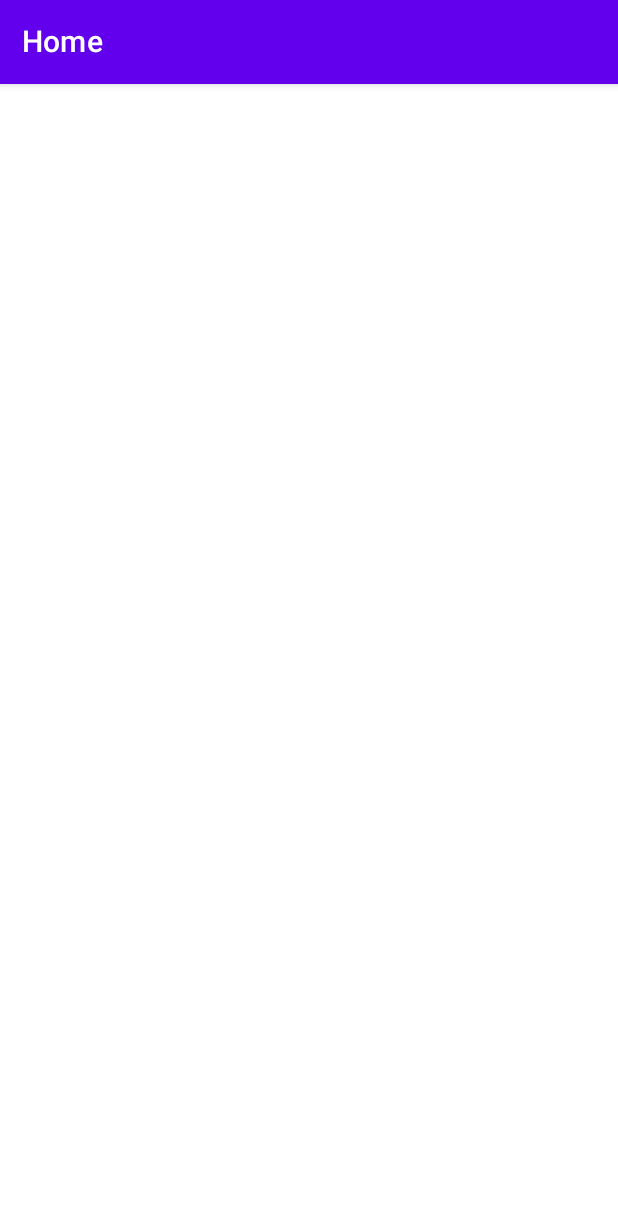
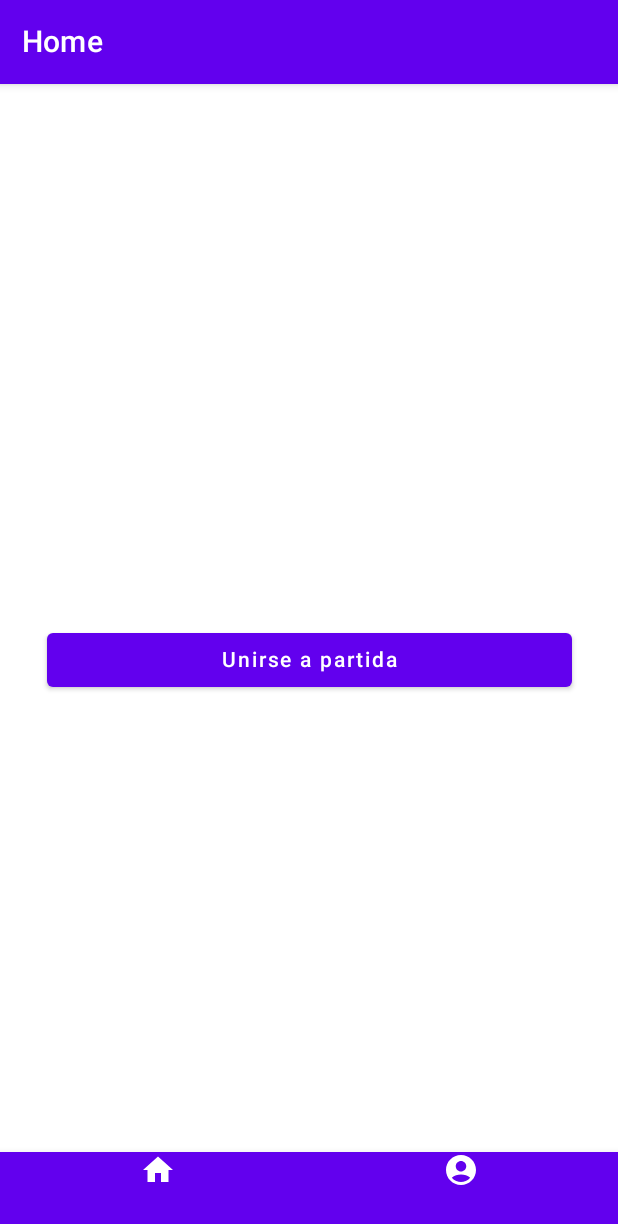
Before and after one commit to gabo4466/Gincana, an Android app built with Jetpack Compose: the HomeScreen screen opened through its navigation route, on a phone screen of 412 x 824 dp. Shown: the top 1224 px of the screen. Run offline under Robolectric (Android 15) with nearby library versions, the phone set to English and light mode, and no system bars.

Commit message:
BottomBar

```diff
--- /dev/null
+++ b/app/src/main/java/com/gincana/common/composables/BottomBar.kt
@@ -0,0 +1,107 @@
+package com.gincana.common.composables
+
+import androidx.compose.foundation.layout.Row
+import androidx.compose.foundation.layout.height
+import androidx.compose.foundation.layout.size
+import androidx.compose.foundation.shape.CircleShape
+import androidx.compose.material.*
+import androidx.compose.material.icons.Icons
+import androidx.compose.material.icons.filled.*
+import androidx.compose.runtime.Composable
+import androidx.compose.runtime.getValue
+import androidx.compose.ui.graphics.Color
+import androidx.compose.ui.graphics.vector.ImageVector
+import androidx.compose.ui.unit.dp
+import androidx.navigation.NavController
+import androidx.navigation.NavDestination.Companion.hierarchy
+import androidx.navigation.NavGraph.Companion.findStartDestination
+import androidx.navigation.NavHostController
+import androidx.navigation.compose.NavHost
+import androidx.navigation.compose.composable
+import androidx.navigation.compose.currentBackStackEntryAsState
+import androidx.navigation.compose.rememberNavController
+import com.gincana.navigation.AppScreens
+import java.lang.reflect.Modifier
+
+
+
+
+
+/*
+@Composable
+fun BottomBarWithFabDem() {
+    val navController = rememberNavController()
+    Scaffold(
+        bottomBar = {
+            BottomNav(navController)
+        },
+        floatingActionButtonPosition = FabPosition.Center,
+        isFloatingActionButtonDocked = true,
+        floatingActionButton = {
+            FloatingActionButton(
+                shape = CircleShape,
+                onClick = {
+                },
+                contentColor = Color.White
+            ) {
+                Icon(imageVector = Icons.Filled.Add, contentDescription = "Add icon")
+            }
+        }
+    ) {
+
+    }
+}
+
+*/
+
+
+@Composable
+fun BottomNav(navController: NavController) {
+    val navBackStackEntry by navController.currentBackStackEntryAsState()
+    val currentRoute = navBackStackEntry?.destination
+    val items = listOf(
+        AppScreens.HomeScreen,
+        AppScreens.FirstScreen
+
+
+    )
+    BottomAppBar(cutoutShape = CircleShape) {
+        Row() {
+            items.forEachIndexed { index, it ->
+                //if (index != 2) {
+                    // Main item
+                    BottomNavigationItem(
+                        icon = {
+                            it.icon?.let {
+                                Icon(
+                                    imageVector = it,
+                                    contentDescription = "",
+                                   // modifier = Modifier.size(35.dp),
+                                    tint = Color.White
+
+                                )
+                            }
+                        },
+                        label = {
+                            "Hola"
+                        },
+                        selected = currentRoute?.hierarchy?.any { it.route == it.route } == true,
+                       // selectedContentColor = Color(R.color.purple_700),
+                        unselectedContentColor = Color.White.copy(alpha = 0.4f),
+                        onClick = {navController.navigate(it.route)}
+                    )
+                //} else {
+                    // placeholder for center fab
+                   /* BottomNavigationItem(
+                        icon = {},
+                        label = { },
+                        selected = false,
+                        onClick = { },
+                        enabled = false
+                    )*/
+                //}
+            }
+        }
+
+    }
+}
--- a/app/src/main/java/com/gincana/common/composables/Inputs.kt
+++ b/app/src/main/java/com/gincana/common/composables/Inputs.kt
@@ -70,7 +70,7 @@ fun InputLabel(text:String,imageVector: ImageVector){
         Icon(
             imageVector = imageVector,
             contentDescription = "Arrow Back")
-        Spacer(modifier = Modifier.width(5.dp))
+        Spacer(modifier = Modifier.width(8.dp))
 
         Text(text = text)
     }
--- a/app/src/main/java/com/gincana/navigation/AppNavigation.kt
+++ b/app/src/main/java/com/gincana/navigation/AppNavigation.kt
@@ -14,7 +14,7 @@ import com.gincana.screens.HomeScreen
 @Composable
 fun AppNavigation(){
     val navController = rememberNavController()
-    NavHost(navController = navController , startDestination = AppScreens.FirstScreen.route){
+    NavHost(navController = navController , startDestination = AppScreens.FirstScreen.route ){
         composable(route= AppScreens.FirstScreen.route){
             AuthScreen(navController)
         }
--- a/app/src/main/java/com/gincana/screens/HomeActivity.kt
+++ b/app/src/main/java/com/gincana/screens/HomeActivity.kt
@@ -1,49 +1,88 @@
 package com.gincana.screens
 
-import androidx.compose.foundation.layout.fillMaxSize
-import androidx.compose.foundation.layout.fillMaxWidth
-import androidx.compose.foundation.layout.padding
+import androidx.compose.foundation.layout.*
 import androidx.compose.material.*
+import androidx.compose.material.icons.Icons
+import androidx.compose.material.icons.filled.Person
 import androidx.compose.runtime.Composable
+import androidx.compose.ui.Alignment
 import androidx.compose.ui.Modifier
+import androidx.compose.ui.graphics.Color
+import androidx.compose.ui.layout.VerticalAlignmentLine
 import androidx.compose.ui.text.style.TextAlign
 import androidx.compose.ui.tooling.preview.Preview
 import androidx.compose.ui.unit.dp
+import androidx.compose.ui.unit.sp
 import androidx.navigation.NavController
 import androidx.navigation.compose.ComposeNavigator
 import androidx.navigation.compose.rememberNavController
+import com.gincana.common.composables.BottomNav
+import com.gincana.common.composables.Title
 import com.gincana.ui.theme.GincanaTheme
 
 
 
 @Composable
 fun HomeScreen(navController: NavController){
-    Scaffold(modifier = Modifier.fillMaxSize()) {
-        MainTitle(title = "Home")
+    Scaffold(topBar = { Title(title = "Home", navController =navController,false ) },bottomBar= { BottomNav(
+        navController =navController
+    ) }, modifier = Modifier.fillMaxSize()) {
 
+        BodyHome(navController)
     }
 
 }
 
 @Composable
-fun MainTitle(title: String){
-    TopAppBar(modifier = Modifier.fillMaxWidth()) {
+fun BottomBar(){
+    BottomAppBar( ) {
+
+        BottomNavigationItem(
+            icon = { Icon(Icons.Default.Person, contentDescription = "item.title") },
+            label = { Text(text = "item.title",
+                fontSize = 9.sp) },
+            selectedContentColor = Color.Black,
+            unselectedContentColor = Color.Black.copy(0.4f),
+            alwaysShowLabel = true,
+            selected = true,
+            onClick = {}
+        )
+
+    }
+}
+
+@Composable
+fun BodyHome(navController: NavController){
+    Column(horizontalAlignment = Alignment.CenterHorizontally,
+        verticalArrangement = Arrangement.Center,
+            modifier = Modifier
+                .fillMaxSize()) {
+
+
+       /* ButtonHome(text ="Crear partida" ) {
+
+        }*/
+        ButtonHome(text ="Unirse a partida" ) {
+
+        }
+    }
+}
+@Composable
+fun ButtonHome(text:String, onClick: ()->Unit) {
+
+    Button(
+        onClick = onClick, modifier = Modifier.width(350.dp)
+    ) {
         Text(
-            text = title,
-            style = MaterialTheme.typography.h6,
-            color = MaterialTheme.colors.onPrimary,
-            textAlign = TextAlign.Center,
-            modifier = Modifier.padding(10.dp)
+            text = text,
+            style = MaterialTheme.typography.button
         )
     }
 }
 
-
 @Composable
 fun HomeButtons(navController: NavController){
-    Button(onClick = { /*navController.navigate()TODO */}) {
-        Text(text = "Crear Partida" )
-    }
+
 }
 @Preview(showBackground = true)
 @Composable
```
Also changed, not shown: app/src/main/java/com/gincana/common/composables/ScaffoldTitle.kt (+4 -4 lines), app/src/main/java/com/gincana/navigation/AppScreens.kt (+12 -5 lines).
